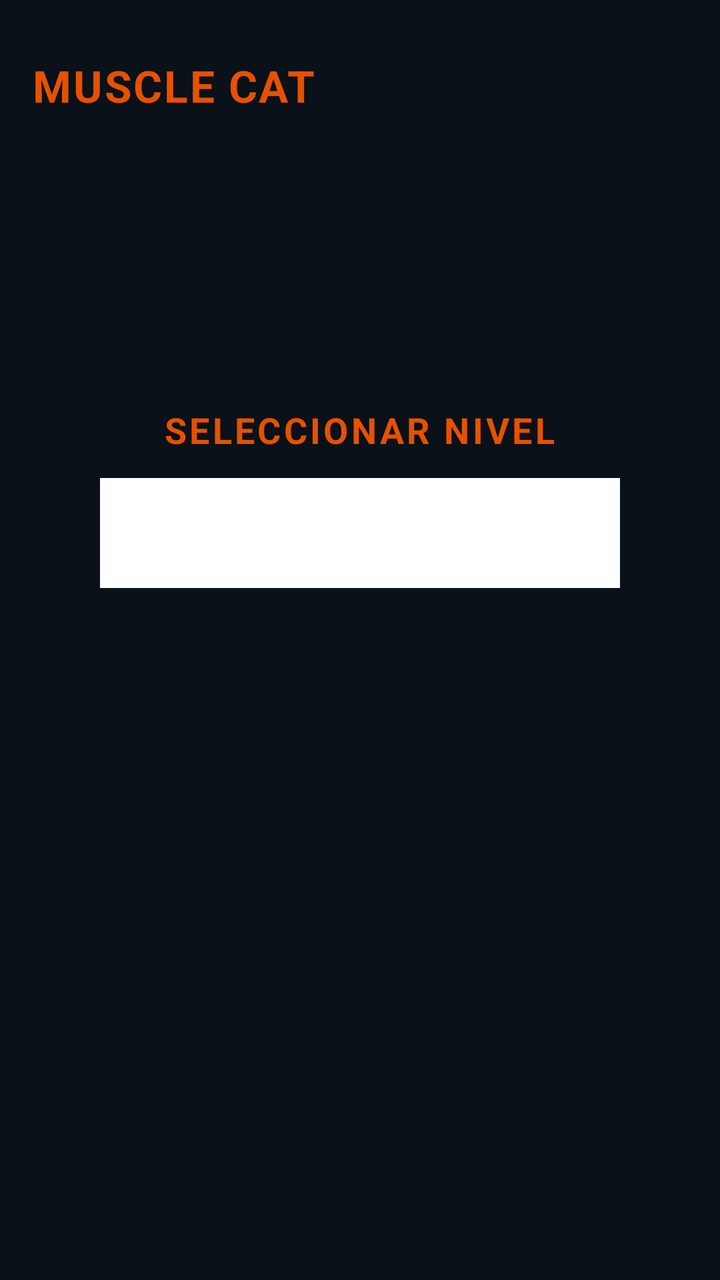
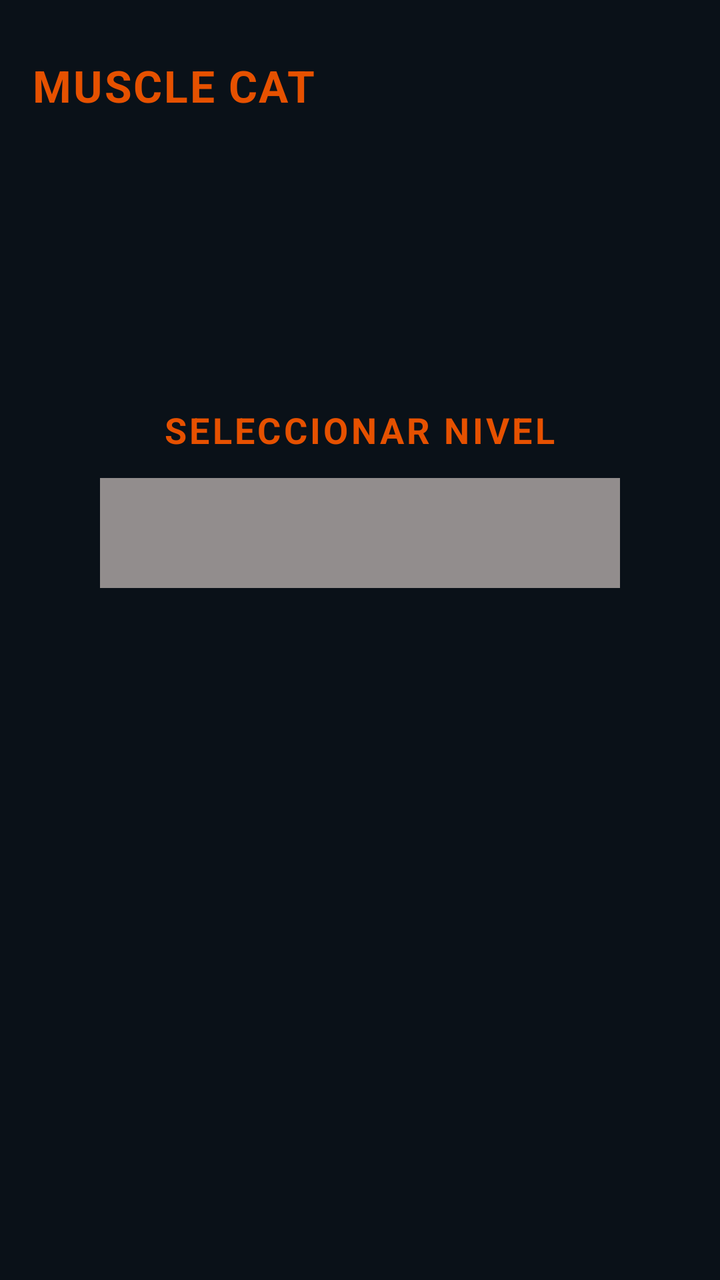

The first picture is an Android layout as it rendered before a commit; the second is the same layout after the commit. The layout source and the unified diff follow.
<!-- AndroidManifest.xml: application theme Theme.Gym -->
<!-- res/layout/fragment_routines.xml -->
<?xml version="1.0" encoding="utf-8"?>
<ScrollView xmlns:android="http://schemas.android.com/apk/res/android"
    xmlns:app="http://schemas.android.com/apk/res-auto"
    xmlns:tools="http://schemas.android.com/tools"
    android:layout_width="match_parent"
    android:layout_height="match_parent"
    android:background="#0A1118"
    android:fillViewport="true"
    android:fitsSystemWindows="true">

    <LinearLayout
        android:layout_width="match_parent"
        android:layout_height="wrap_content"
        android:orientation="vertical"
        android:paddingHorizontal="16dp"
        android:paddingBottom="24dp">

        
        <RelativeLayout
            android:layout_width="match_parent"
            android:layout_height="wrap_content"
            android:layout_marginTop="28dp"
            android:layout_marginBottom="16dp">

            <TextView
                android:layout_width="wrap_content"
                android:layout_height="wrap_content"
                android:letterSpacing="0.04"
                android:text="MUSCLE CAT"
                android:textColor="#E65100"
                android:textSize="22sp"
                android:textStyle="bold" />

        </RelativeLayout>

        

        
        <LinearLayout
            android:id="@+id/layoutSeleccionNivel"
            android:layout_width="match_parent"
            android:layout_height="350dp"
            android:gravity="center"
            android:orientation="vertical">

            <TextView
                android:layout_width="wrap_content"
                android:layout_height="wrap_content"
                android:layout_marginBottom="12dp"
                android:letterSpacing="0.08"
                android:text="SELECCIONAR NIVEL"
                android:textColor="#E65100"
                android:textSize="18sp"
                android:textStyle="bold" />

            <Spinner
                android:id="@+id/spinnerNivel"
                android:layout_width="260dp"
                android:layout_height="55dp"
                android:background="@color/white"
                android:paddingHorizontal="8dp" />
        </LinearLayout>

        <LinearLayout
            android:id="@+id/layoutContenidoRutinas"
            android:layout_width="match_parent"
            android:layout_height="wrap_content"
            android:orientation="vertical"
            android:visibility="gone">

            
            <LinearLayout
                android:layout_width="match_parent"
                android:layout_height="wrap_content"
                android:layout_marginBottom="16dp"
                android:gravity="center_vertical"
                android:orientation="horizontal">

                <TextView
                    android:id="@+id/txtNivelSeleccionado"
                    android:layout_width="0dp"
                    android:layout_height="wrap_content"
                    android:layout_weight="1"
                    android:letterSpacing="0.08"
                    android:text="NIVEL: AVANZADO ★"
                    android:textColor="#E65100"
                    android:textSize="15sp"
                    android:textStyle="bold" />

                <com.google.android.material.button.MaterialButton
                    android:id="@+id/btnCambiarNivel"
                    style="@style/Widget.MaterialComponents.Button.OutlinedButton"
                    android:layout_width="wrap_content"
                    android:layout_height="36dp"
                    android:insetTop="0dp"
                    android:insetBottom="0dp"
                    android:text="Cambiar"
                    android:textColor="#FFFFFF"
                    android:textSize="11sp"
                    app:backgroundTint="#131F2A"
                    app:cornerRadius="8dp"
                    app:strokeColor="#E65100"
                    app:strokeWidth="1dp" />
            </LinearLayout>

            
            <GridLayout
                android:id="@+id/gridLayoutRutinas"
                android:layout_width="match_parent"
                android:layout_height="wrap_content"
                android:alignmentMode="alignMargins"
                android:columnCount="3"
                android:rowCount="3"
                android:useDefaultMargins="true">

                
                <com.google.android.material.card.MaterialCardView
                    android:id="@+id/cardPecho"
                    android:layout_width="0dp"
                    android:layout_height="105dp"
                    android:layout_columnWeight="1"
                    android:layout_rowWeight="1"
                    android:layout_margin="4dp"
                    app:cardBackgroundColor="#131F2A"
                    app:cardCornerRadius="14dp"
                    app:strokeColor="#E65100"
                    app:strokeWidth="2dp">

                    <LinearLayout
                        android:layout_width="match_parent"
                        android:layout_height="match_parent"
                        android:gravity="center"
                        android:orientation="vertical">

                        <TextView
                            android:layout_width="wrap_content"
                            android:layout_height="wrap_content"
                            android:text="🏋️"
                            android:textSize="30sp" />

                        <TextView
                            android:layout_width="wrap_content"
                            android:layout_height="wrap_content"
                            android:layout_marginTop="4dp"
                            android:text="PECHO"
                            android:textColor="#E65100"
                            android:textSize="12sp"
                            android:textStyle="bold" />
                    </LinearLayout>
                </com.google.android.material.card.MaterialCardView>

                
                <com.google.android.material.card.MaterialCardView
                    android:id="@+id/cardEspalda"
                    android:layout_width="0dp"
                    android:layout_height="105dp"
                    android:layout_columnWeight="1"
                    android:layout_rowWeight="1"
                    android:layout_margin="4dp"
                    app:cardBackgroundColor="#131F2A"
                    app:cardCornerRadius="14dp"
                    app:strokeColor="#242F3D"
                    app:strokeWidth="1.5dp">

                    <LinearLayout
                        android:layout_width="match_parent"
                        android:layout_height="match_parent"
                        android:gravity="center"
                        android:orientation="vertical">

                        <TextView
                            android:layout_width="wrap_content"
                            android:layout_height="wrap_content"
                            android:text="🥋"
                            android:textSize="30sp" />

                        <TextView
                            android:layout_width="wrap_content"
                            android:layout_height="wrap_content"
                            android:layout_marginTop="4dp"
                            android:text="ESPALDA"
                            android:textColor="#FFFFFF"
                            android:textSize="12sp"
                            android:textStyle="bold" />
                    </LinearLayout>
                </com.google.android.material.card.MaterialCardView>

                
                <com.google.android.material.card.MaterialCardView
                    android:id="@+id/cardPiernas"
                    android:layout_width="0dp"
                    android:layout_height="105dp"
                    android:layout_columnWeight="1"
                    android:layout_rowWeight="1"
                    android:layout_margin="4dp"
                    app:cardBackgroundColor="#131F2A"
                    app:cardCornerRadius="14dp"
                    app:strokeColor="#242F3D"
                    app:strokeWidth="1.5dp">

                    <LinearLayout
                        android:layout_width="match_parent"
                        android:layout_height="match_parent"
                        android:gravity="center"
                        android:orientation="vertical">

                        <TextView
                            android:layout_width="wrap_content"
                            android:layout_height="wrap_content"
                            android:text="🦵"
                            android:textSize="30sp" />

                        <TextView
                            android:layout_width="wrap_content"
                            android:layout_height="wrap_content"
                            android:layout_marginTop="4dp"
                            android:text="PIERNAS"
                            android:textColor="#FFFFFF"
                            android:textSize="12sp"
                            android:textStyle="bold" />
                    </LinearLayout>
                </com.google.android.material.card.MaterialCardView>

                
                <com.google.android.material.card.MaterialCardView
                    android:id="@+id/cardHombros"
                    android:layout_width="0dp"
                    android:layout_height="105dp"
                    android:layout_columnWeight="1"
                    android:layout_rowWeight="1"
                    android:layout_margin="4dp"
                    app:cardBackgroundColor="#131F2A"
                    app:cardCornerRadius="14dp"
                    app:strokeColor="#242F3D"
                    app:strokeWidth="1.5dp">

                    <LinearLayout
                        android:layout_width="match_parent"
                        android:layout_height="match_parent"
                        android:gravity="center"
                        android:orientation="vertical">

                        <TextView
                            android:layout_width="wrap_content"
                            android:layout_height="wrap_content"
                            android:text="🦾"
                            android:textSize="30sp" />

                        <TextView
                            android:layout_width="wrap_content"
                            android:layout_height="wrap_content"
                            android:layout_marginTop="4dp"
                            android:text="HOMBROS"
                            android:textColor="#FFFFFF"
                            android:textSize="12sp"
                            android:textStyle="bold" />
                    </LinearLayout>
                </com.google.android.material.card.MaterialCardView>

                
                <com.google.android.material.card.MaterialCardView
                    android:id="@+id/cardBiceps"
                    android:layout_width="0dp"
                    android:layout_height="105dp"
                    android:layout_columnWeight="1"
                    android:layout_rowWeight="1"
                    android:layout_margin="4dp"
                    app:cardBackgroundColor="#131F2A"
                    app:cardCornerRadius="14dp"
                    app:strokeColor="#E65100"
                    app:strokeWidth="2dp">

                    <LinearLayout
                        android:layout_width="match_parent"
                        android:layout_height="match_parent"
                        android:gravity="center"
                        android:orientation="vertical">

                        <TextView
                            android:layout_width="wrap_content"
                            android:layout_height="wrap_content"
                            android:text="💪"
                            android:textSize="30sp" />

                        <TextView
                            android:layout_width="wrap_content"
                            android:layout_height="wrap_content"
                            android:layout_marginTop="4dp"
                            android:text="BÍCEPS"
                            android:textColor="#E65100"
                            android:textSize="12sp"
                            android:textStyle="bold" />
                    </LinearLayout>
                </com.google.android.material.card.MaterialCardView>

                
                <com.google.android.material.card.MaterialCardView
                    android:id="@+id/cardTriceps"
                    android:layout_width="0dp"
                    android:layout_height="105dp"
                    android:layout_columnWeight="1"
                    android:layout_rowWeight="1"
                    android:layout_margin="4dp"
                    app:cardBackgroundColor="#131F2A"
                    app:cardCornerRadius="14dp"
                    app:strokeColor="#242F3D"
                    app:strokeWidth="1.5dp">

                    <LinearLayout
                        android:layout_width="match_parent"
                        android:layout_height="match_parent"
                        android:gravity="center"
                        android:orientation="vertical">

                        <TextView
                            android:layout_width="wrap_content"
                            android:layout_height="wrap_content"
                            android:text="⚡"
                            android:textSize="30sp" />

                        <TextView
                            android:layout_width="wrap_content"
                            android:layout_height="wrap_content"
                            android:layout_marginTop="4dp"
                            android:text="TRÍCEPS"
                            android:textColor="#FFFFFF"
                            android:textSize="12sp"
                            android:textStyle="bold" />
                    </LinearLayout>
                </com.google.android.material.card.MaterialCardView>

                
                <com.google.android.material.card.MaterialCardView
                    android:id="@+id/cardAbdomen"
                    android:layout_width="0dp"
                    android:layout_height="105dp"
                    android:layout_columnWeight="1"
                    android:layout_rowWeight="1"
                    android:layout_margin="4dp"
                    app:cardBackgroundColor="#131F2A"
                    app:cardCornerRadius="14dp"
                    app:strokeColor="#E65100"
                    app:strokeWidth="2dp">

                    <LinearLayout
                        android:layout_width="match_parent"
                        android:layout_height="match_parent"
                        android:gravity="center"
                        android:orientation="vertical">

                        <TextView
                            android:layout_width="wrap_content"
                            android:layout_height="wrap_content"
                            android:text="🛡️"
                            android:textSize="30sp" />

                        <TextView
                            android:layout_width="wrap_content"
                            android:layout_height="wrap_content"
                            android:layout_marginTop="4dp"
                            android:text="ABDOMEN"
                            android:textColor="#E65100"
                            android:textSize="12sp"
                            android:textStyle="bold" />
                    </LinearLayout>
                </com.google.android.material.card.MaterialCardView>

                
                <com.google.android.material.card.MaterialCardView
                    android:id="@+id/cardCardio"
                    android:layout_width="0dp"
                    android:layout_height="105dp"
                    android:layout_columnWeight="1"
                    android:layout_rowWeight="1"
                    android:layout_margin="4dp"
                    app:cardBackgroundColor="#131F2A"
                    app:cardCornerRadius="14dp"
                    app:strokeColor="#242F3D"
                    app:strokeWidth="1.5dp">

                    <LinearLayout
                        android:layout_width="match_parent"
                        android:layout_height="match_parent"
                        android:gravity="center"
                        android:orientation="vertical">

                        <TextView
                            android:layout_width="wrap_content"
                            android:layout_height="wrap_content"
                            android:text="🏃"
                            android:textSize="30sp" />

                        <TextView
                            android:layout_width="wrap_content"
                            android:layout_height="wrap_content"
                            android:layout_marginTop="4dp"
                            android:text="CARDIO"
                            android:textColor="#FFFFFF"
                            android:textSize="12sp"
                            android:textStyle="bold" />
                    </LinearLayout>
                </com.google.android.material.card.MaterialCardView>

                
                <com.google.android.material.card.MaterialCardView
                    android:id="@+id/cardMixta"
                    android:layout_width="0dp"
                    android:layout_height="105dp"
                    android:layout_columnWeight="1"
                    android:layout_rowWeight="1"
                    android:layout_margin="4dp"
                    app:cardBackgroundColor="#131F2A"
                    app:cardCornerRadius="14dp"
                    app:strokeColor="#E65100"
                    app:strokeWidth="2dp">

                    <LinearLayout
                        android:layout_width="match_parent"
                        android:layout_height="match_parent"
                        android:gravity="center"
                        android:orientation="vertical">

                        <TextView
                            android:layout_width="wrap_content"
                            android:layout_height="wrap_content"
                            android:text="🔥"
                            android:textSize="30sp" />

                        <TextView
                            android:layout_width="wrap_content"
                            android:layout_height="wrap_content"
                            android:layout_marginTop="4dp"
                            android:text="MIXTA"
                            android:textColor="#E65100"
                            android:textSize="12sp"
                            android:textStyle="bold" />
                    </LinearLayout>
                </com.google.android.material.card.MaterialCardView>

            </GridLayout>

            
            <TextView
                android:layout_width="wrap_content"
                android:layout_height="wrap_content"
                android:layout_marginTop="18dp"
                android:layout_marginBottom="10dp"
                android:letterSpacing="0.05"
                android:text="FILTRO ADICIONAL"
                android:textColor="#E65100"
                android:textSize="13sp"
                android:textStyle="bold" />

            <LinearLayout
                android:layout_width="match_parent"
                android:layout_height="wrap_content"
                android:gravity="center_vertical"
                android:orientation="horizontal">

                <com.google.android.material.button.MaterialButton
                    style="@style/Widget.MaterialComponents.Button.OutlinedButton"
                    android:layout_width="0dp"
                    android:layout_height="40dp"
                    android:layout_marginEnd="6dp"
                    android:layout_weight="1"
                    android:insetTop="0dp"
                    android:insetBottom="0dp"
                    android:padding="0dp"
                    android:text="FUERZA"
                    android:textColor="#FFFFFF"
                    android:textSize="10sp"
                    app:backgroundTint="#131F2A"
                    app:cornerRadius="8dp"
                    app:strokeColor="#E65100"
                    app:strokeWidth="1dp"
                    tools:ignore="TouchTargetSizeCheck" />

                <com.google.android.material.button.MaterialButton
                    style="@style/Widget.MaterialComponents.Button.OutlinedButton"
                    android:layout_width="0dp"
                    android:layout_height="40dp"
                    android:layout_marginEnd="6dp"
                    android:layout_weight="1.3"
                    android:insetTop="0dp"
                    android:insetBottom="0dp"
                    android:padding="0dp"
                    android:text="HIPERTROFIA"
                    android:textColor="#FFFFFF"
                    android:textSize="9.5sp"
                    app:backgroundTint="#131F2A"
                    app:cornerRadius="8dp"
                    app:strokeColor="#E65100"
                    app:strokeWidth="1dp"
                    tools:ignore="TouchTargetSizeCheck" />

                <com.google.android.material.button.MaterialButton
                    style="@style/Widget.MaterialComponents.Button.OutlinedButton"
                    android:layout_width="0dp"
                    android:layout_height="40dp"
                    android:layout_marginEnd="6dp"
                    android:layout_weight="1.2"
                    android:insetTop="0dp"
                    android:insetBottom="0dp"
                    android:padding="0dp"
                    android:text="RESISTENCIA"
                    android:textColor="#FFFFFF"
                    android:textSize="9.5sp"
                    app:backgroundTint="#131F2A"
                    app:cornerRadius="8dp"
                    app:strokeColor="#E65100"
                    app:strokeWidth="1dp"
                    tools:ignore="TouchTargetSizeCheck" />

                
                <com.google.android.material.card.MaterialCardView
                    android:layout_width="38dp"
                    android:layout_height="38dp"
                    app:cardBackgroundColor="#131F2A"
                    app:cardCornerRadius="19dp"
                    app:strokeColor="#E65100"
                    app:strokeWidth="1.5dp">

                    <ImageView
                        android:layout_width="match_parent"
                        android:layout_height="match_parent"
                        android:padding="7dp"
                        android:src="@android:drawable/ic_menu_rotate"
                        app:tint="#E65100" />
                </com.google.android.material.card.MaterialCardView>

            </LinearLayout>
        </LinearLayout>

    </LinearLayout>
</ScrollView>
<!-- resources referenced by this layout -->
<resources>
  <color name="white">#FFFFFFFF</color>
  <style name="Theme.Gym" parent="Base.Theme.Gym" />
  <style name="Base.Theme.Gym" parent="Theme.Material3.DayNight.NoActionBar">
          
          
      </style>
</resources>

<!-- the commit's change to res/layout/fragment_routines.xml (unified diff, before → after) -->
@@ -57,7 +57,7 @@
                 android:id="@+id/spinnerNivel"
                 android:layout_width="260dp"
                 android:layout_height="55dp"
-                android:background="@color/white"
+                android:background="#928D8D"
                 android:paddingHorizontal="8dp" />
         </LinearLayout>
 
<!-- resource entries referenced after the edit -->
@@ -1,6 +1,5 @@
 <!-- resources referenced by this layout -->
 <resources>
-  <color name="white">#FFFFFFFF</color>
   <style name="Theme.Gym" parent="Base.Theme.Gym" />
   <style name="Base.Theme.Gym" parent="Theme.Material3.DayNight.NoActionBar">
           
